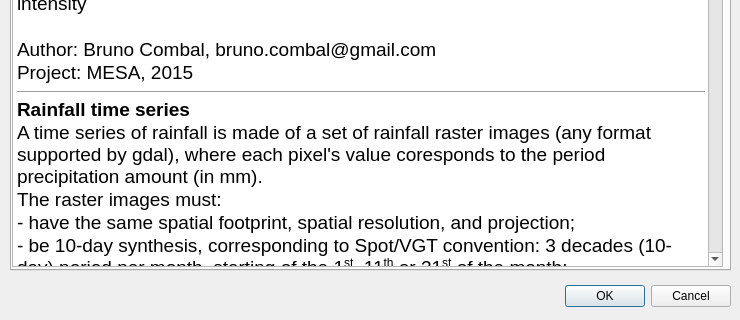
Old version of the form rcmrdRFE/rcmrd_rfe_dialog_base.ui in the repository BrunoCombal/qgis_plugins; both pictures show x 0 to 740 and y 180 to 500 of the 740 by 500 pixel window.
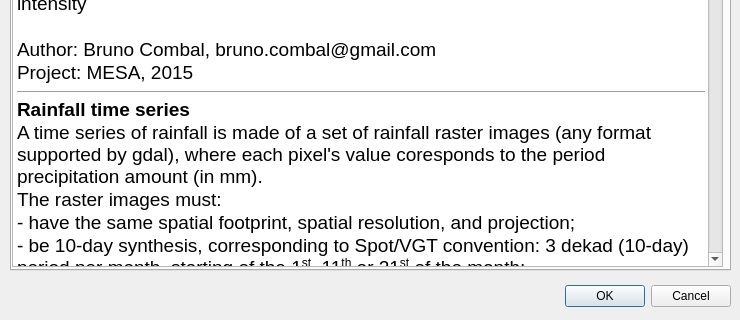
New version of the form.

Diff of the .ui file:
```diff
--- a/rcmrdRFE/rcmrd_rfe_dialog_base.ui
+++ b/rcmrdRFE/rcmrd_rfe_dialog_base.ui
@@ -517,23 +517,23 @@
 &lt;p style=&quot; margin-top:0px; margin-bottom:0px; margin-left:0px; margin-right:0px; -qt-block-indent:0; text-indent:0px;&quot;&gt;&lt;span style=&quot; font-family:'Calibri'; font-size:14pt;&quot;&gt;A time series of rainfall is made of a set of rainfall raster images (any format supported by gdal), where each pixel's value coresponds to the period precipitation amount (in mm).&lt;/span&gt;&lt;/p&gt;
 &lt;p style=&quot; margin-top:0px; margin-bottom:0px; margin-left:0px; margin-right:0px; -qt-block-indent:0; text-indent:0px;&quot;&gt;&lt;span style=&quot; font-family:'Calibri'; font-size:14pt;&quot;&gt;The raster images must:&lt;/span&gt;&lt;/p&gt;
 &lt;p style=&quot; margin-top:0px; margin-bottom:0px; margin-left:0px; margin-right:0px; -qt-block-indent:0; text-indent:0px;&quot;&gt;&lt;span style=&quot; font-family:'Calibri'; font-size:14pt;&quot;&gt;- have the same spatial footprint, spatial resolution, and projection;&lt;/span&gt;&lt;/p&gt;
-&lt;p style=&quot; margin-top:0px; margin-bottom:0px; margin-left:0px; margin-right:0px; -qt-block-indent:0; text-indent:0px;&quot;&gt;&lt;span style=&quot; font-family:'Calibri'; font-size:14pt;&quot;&gt;- be 10-day synthesis, corresponding to Spot/VGT convention: 3 decades (10-day) period per month, starting of the 1&lt;/span&gt;&lt;span style=&quot; font-family:'Calibri'; font-size:14pt; vertical-align:super;&quot;&gt;st&lt;/span&gt;&lt;span style=&quot; font-family:'Calibri'; font-size:14pt;&quot;&gt;, 11&lt;/span&gt;&lt;span style=&quot; font-family:'Calibri'; font-size:14pt; vertical-align:super;&quot;&gt;th&lt;/span&gt;&lt;span style=&quot; font-family:'Calibri'; font-size:14pt;&quot;&gt; or 21&lt;/span&gt;&lt;span style=&quot; font-family:'Calibri'; font-size:14pt; vertical-align:super;&quot;&gt;st&lt;/span&gt;&lt;span style=&quot; font-family:'Calibri'; font-size:14pt;&quot;&gt; of the month;&lt;/span&gt;&lt;/p&gt;
+&lt;p style=&quot; margin-top:0px; margin-bottom:0px; margin-left:0px; margin-right:0px; -qt-block-indent:0; text-indent:0px;&quot;&gt;&lt;span style=&quot; font-family:'Calibri'; font-size:14pt;&quot;&gt;- be 10-day synthesis, corresponding to Spot/VGT convention: 3 dekad (10-day) period per month, starting of the 1&lt;/span&gt;&lt;span style=&quot; font-family:'Calibri'; font-size:14pt; vertical-align:super;&quot;&gt;st&lt;/span&gt;&lt;span style=&quot; font-family:'Calibri'; font-size:14pt;&quot;&gt;, 11&lt;/span&gt;&lt;span style=&quot; font-family:'Calibri'; font-size:14pt; vertical-align:super;&quot;&gt;th&lt;/span&gt;&lt;span style=&quot; font-family:'Calibri'; font-size:14pt;&quot;&gt; or 21&lt;/span&gt;&lt;span style=&quot; font-family:'Calibri'; font-size:14pt; vertical-align:super;&quot;&gt;st&lt;/span&gt;&lt;span style=&quot; font-family:'Calibri'; font-size:14pt;&quot;&gt; of the month;&lt;/span&gt;&lt;/p&gt;
 &lt;p style=&quot; margin-top:0px; margin-bottom:0px; margin-left:0px; margin-right:0px; -qt-block-indent:0; text-indent:0px;&quot;&gt;&lt;span style=&quot; font-family:'Calibri'; font-size:14pt;&quot;&gt;- the series should not be missing any observation between its starting and ending dates;&lt;/span&gt;&lt;/p&gt;
-&lt;p style=&quot; margin-top:0px; margin-bottom:0px; margin-left:0px; margin-right:0px; -qt-block-indent:0; text-indent:0px;&quot;&gt;&lt;span style=&quot; font-family:'Calibri'; font-size:14pt;&quot;&gt;- follow the same naming convention: [prefix]YYYYMMDD[suffix], where YYYYMMDD is the 8 digits date, YYYY the year on 4 digits, MM the month on two digits, DD the day on 2 digits. For example, 19990301_rfe.tif if the rainfall quantity for the decade starting on the 1&lt;/span&gt;&lt;span style=&quot; font-family:'Calibri'; font-size:14pt; vertical-align:super;&quot;&gt;st&lt;/span&gt;&lt;span style=&quot; font-family:'Calibri'; font-size:14pt;&quot;&gt; of May 1999, 20151021_rfe.tif if the NDVI for the decade starting on the 21&lt;/span&gt;&lt;span style=&quot; font-family:'Calibri'; font-size:14pt; vertical-align:super;&quot;&gt;st&lt;/span&gt;&lt;span style=&quot; font-family:'Calibri'; font-size:14pt;&quot;&gt; of October 2015.&lt;/span&gt;&lt;/p&gt;
+&lt;p style=&quot; margin-top:0px; margin-bottom:0px; margin-left:0px; margin-right:0px; -qt-block-indent:0; text-indent:0px;&quot;&gt;&lt;span style=&quot; font-family:'Calibri'; font-size:14pt;&quot;&gt;- follow the same naming convention: [prefix]YYYYMMDD[suffix], where YYYYMMDD is the 8 digits date, YYYY the year on 4 digits, MM the month on two digits, DD the day on 2 digits. For example, 19990301_rfe.tif if the rainfall quantity for the dekad starting on the 1&lt;/span&gt;&lt;span style=&quot; font-family:'Calibri'; font-size:14pt; vertical-align:super;&quot;&gt;st&lt;/span&gt;&lt;span style=&quot; font-family:'Calibri'; font-size:14pt;&quot;&gt; of May 1999, 20151021_rfe.tif if the NDVI for the dekad starting on the 21&lt;/span&gt;&lt;span style=&quot; font-family:'Calibri'; font-size:14pt; vertical-align:super;&quot;&gt;st&lt;/span&gt;&lt;span style=&quot; font-family:'Calibri'; font-size:14pt;&quot;&gt; of October 2015.&lt;/span&gt;&lt;/p&gt;
 &lt;p style=&quot;-qt-paragraph-type:empty; margin-top:0px; margin-bottom:0px; margin-left:0px; margin-right:0px; -qt-block-indent:0; text-indent:0px; font-family:'Calibri'; font-size:14pt;&quot;&gt;&lt;br /&gt;&lt;/p&gt;
 &lt;p style=&quot; margin-top:0px; margin-bottom:0px; margin-left:0px; margin-right:0px; -qt-block-indent:0; text-indent:0px;&quot;&gt;&lt;span style=&quot; font-family:'Calibri'; font-size:14pt; font-weight:600;&quot;&gt;How it works&lt;/span&gt;&lt;/p&gt;
 &lt;p style=&quot; margin-top:0px; margin-bottom:0px; margin-left:0px; margin-right:0px; -qt-block-indent:0; text-indent:0px;&quot;&gt;&lt;span style=&quot; font-family:'Calibri'; font-size:14pt;&quot;&gt;1. Define input layers.&lt;/span&gt;&lt;/p&gt;
 &lt;p style=&quot; margin-top:0px; margin-bottom:0px; margin-left:0px; margin-right:0px; -qt-block-indent:0; text-indent:0px;&quot;&gt;&lt;span style=&quot; font-family:'Calibri'; font-size:14pt;&quot;&gt;Click on tab &amp;quot;Input files&amp;quot;:&lt;/span&gt;&lt;/p&gt;
 &lt;p style=&quot; margin-top:0px; margin-bottom:0px; margin-left:0px; margin-right:0px; -qt-block-indent:0; text-indent:0px;&quot;&gt;&lt;span style=&quot; font-family:'Calibri'; font-size:14pt;&quot;&gt;- define the input directory, where the rainfall series is stored. Click on the [...] button to browse to the directory. Alternatively, you can write (or copy/paste) the path directly in the text box;&lt;/span&gt;&lt;/p&gt;
 &lt;p style=&quot; margin-top:0px; margin-bottom:0px; margin-left:0px; margin-right:0px; -qt-block-indent:0; text-indent:0px;&quot;&gt;&lt;span style=&quot; font-family:'Calibri'; font-size:14pt;&quot;&gt;- define a prefix and a suffix. Please note that the file extension is part of the suffix. if not defined, the prefix or suffix is ignored;&lt;/span&gt;&lt;/p&gt;
-&lt;p style=&quot; margin-top:0px; margin-bottom:0px; margin-left:0px; margin-right:0px; -qt-block-indent:0; text-indent:0px;&quot;&gt;&lt;span style=&quot; font-family:'Calibri'; font-size:14pt;&quot;&gt;- define your time series starting and ending dates: click on the downward arrow next to the next, and browse the calendar. Do not forget that the day MUST BE 1, 11 or 21. Alternatively, you can directly write the date, but bear in mind that the date representation match your computer settings: English/American will be month/day/year, while other would be day/month/year. All decades from start date to end date must correspond to an existing file in your input directory, with a file naming matching the convention (see above);&lt;/span&gt;&lt;/p&gt;
-&lt;p style=&quot; margin-top:0px; margin-bottom:0px; margin-left:0px; margin-right:0px; -qt-block-indent:0; text-indent:0px;&quot;&gt;&lt;span style=&quot; font-family:'Calibri'; font-size:14pt;&quot;&gt;- clip vector: if you whish clipping the result with a vector file (for example a shapefile), click on the selector placed before &amp;quot;Clip with vector&amp;quot;, then define the clipping vector (select the shp file for a shapefile).&lt;/span&gt;&lt;/p&gt;
+&lt;p style=&quot; margin-top:0px; margin-bottom:0px; margin-left:0px; margin-right:0px; -qt-block-indent:0; text-indent:0px;&quot;&gt;&lt;span style=&quot; font-family:'Calibri'; font-size:14pt;&quot;&gt;- define your time series starting and ending dates: click on the downward arrow next to the date, and browse the calendar. Do not forget that the day MUST BE 1, 11 or 21. Alternatively, you can directly write the date, but bear in mind that the date representation match your computer settings: English/American will be month/day/year, while other would be day/month/year. All decades from start date to end date must correspond to an existing file in your input directory, with a file naming matching the convention (see above);&lt;/span&gt;&lt;/p&gt;
+&lt;p style=&quot; margin-top:0px; margin-bottom:0px; margin-left:0px; margin-right:0px; -qt-block-indent:0; text-indent:0px;&quot;&gt;&lt;span style=&quot; font-family:'Calibri'; font-size:14pt;&quot;&gt;- clip vector: if you wish to clip the result with a vector file (for example a shapefile), click on the selector placed before &amp;quot;Clip with vector&amp;quot;, then define the clipping vector (select the shp file for a shapefile).&lt;/span&gt;&lt;/p&gt;
 &lt;p style=&quot;-qt-paragraph-type:empty; margin-top:0px; margin-bottom:0px; margin-left:0px; margin-right:0px; -qt-block-indent:0; text-indent:0px; font-family:'Calibri'; font-size:14pt;&quot;&gt;&lt;br /&gt;&lt;/p&gt;
 &lt;p style=&quot; margin-top:0px; margin-bottom:0px; margin-left:0px; margin-right:0px; -qt-block-indent:0; text-indent:0px;&quot;&gt;&lt;span style=&quot; font-family:'Calibri'; font-size:14pt;&quot;&gt;2. Define output files&lt;/span&gt;&lt;/p&gt;
 &lt;p style=&quot; margin-top:0px; margin-bottom:0px; margin-left:0px; margin-right:0px; -qt-block-indent:0; text-indent:0px;&quot;&gt;&lt;span style=&quot; font-family:'Calibri'; font-size:14pt;&quot;&gt;Click on tab &amp;quot;Output files&amp;quot;.&lt;/span&gt;&lt;/p&gt;
 &lt;p style=&quot; margin-top:0px; margin-bottom:0px; margin-left:0px; margin-right:0px; -qt-block-indent:0; text-indent:0px;&quot;&gt;&lt;span style=&quot; font-family:'Calibri'; font-size:14pt;&quot;&gt;You must define the file name and path for the 3 products, rainfall depth, rainfall intensity, rainfall erosivity. They are all mandatory. Do not forget to use '.tif' as a file extension.&lt;/span&gt;&lt;/p&gt;
 &lt;p style=&quot;-qt-paragraph-type:empty; margin-top:0px; margin-bottom:0px; margin-left:0px; margin-right:0px; -qt-block-indent:0; text-indent:0px; font-family:'Calibri'; font-size:14pt;&quot;&gt;&lt;br /&gt;&lt;/p&gt;
-&lt;p style=&quot; margin-top:0px; margin-bottom:0px; margin-left:0px; margin-right:0px; -qt-block-indent:0; text-indent:0px;&quot;&gt;&lt;span style=&quot; font-family:'Calibri'; font-size:14pt;&quot;&gt;2. Run processing&lt;/span&gt;&lt;/p&gt;
+&lt;p style=&quot; margin-top:0px; margin-bottom:0px; margin-left:0px; margin-right:0px; -qt-block-indent:0; text-indent:0px;&quot;&gt;&lt;span style=&quot; font-family:'Calibri'; font-size:14pt;&quot;&gt;3. Run processing&lt;/span&gt;&lt;/p&gt;
 &lt;p style=&quot; margin-top:0px; margin-bottom:0px; margin-left:0px; margin-right:0px; -qt-block-indent:0; text-indent:0px;&quot;&gt;&lt;span style=&quot; font-family:'Calibri'; font-size:14pt;&quot;&gt;Review settings in the input files and output files tabs and launch the processing by clicking on &amp;quot;OK&amp;quot;&lt;/span&gt;&lt;/p&gt;
 &lt;p style=&quot; margin-top:0px; margin-bottom:0px; margin-left:0px; margin-right:0px; -qt-block-indent:0; text-indent:0px;&quot;&gt;&lt;span style=&quot; font-family:'Calibri'; font-size:14pt;&quot;&gt;The plugin will first check that all required input files are existing. If not, an error message will be ouput (review the &amp;quot;messages&amp;quot; tab, or the QGis log files from the QGis interface).&lt;/span&gt;&lt;/p&gt;
 &lt;p style=&quot; margin-top:0px; margin-bottom:0px; margin-left:0px; margin-right:0px; -qt-block-indent:0; text-indent:0px;&quot;&gt;&lt;span style=&quot; font-family:'Calibri'; font-size:14pt;&quot;&gt;The processing last for a while: if you try moving aroung the QGis interface, a message reading &amp;quot;not responding&amp;quot; will appear in the QGis window title bar.&lt;/span&gt;&lt;/p&gt;
```
